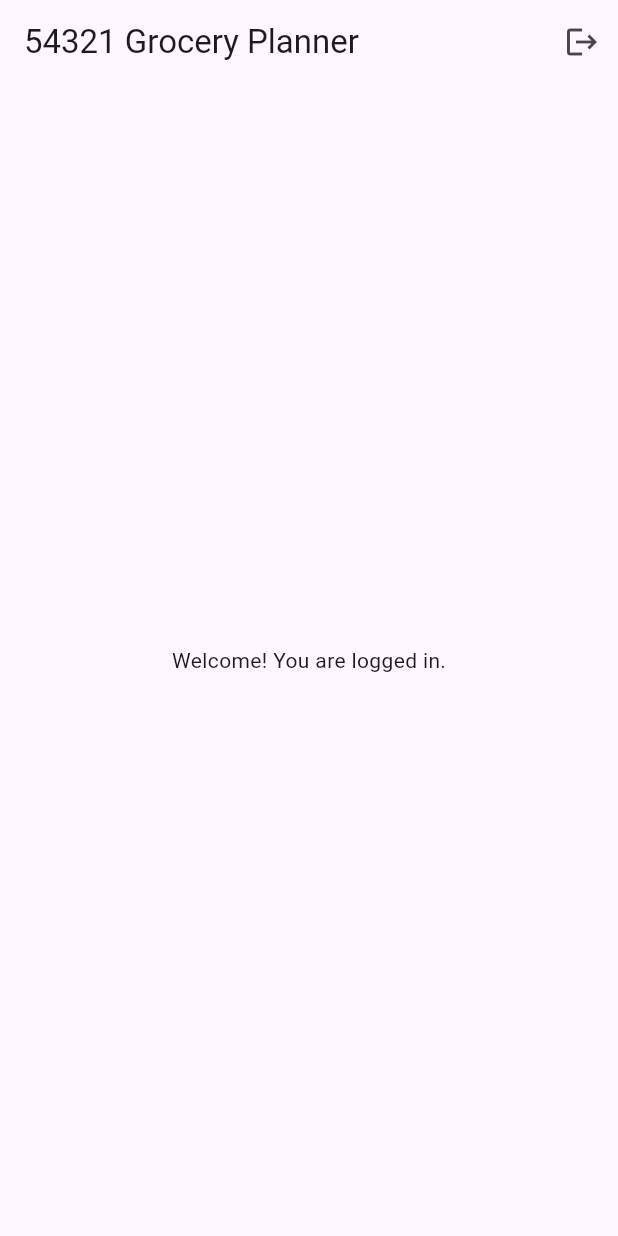
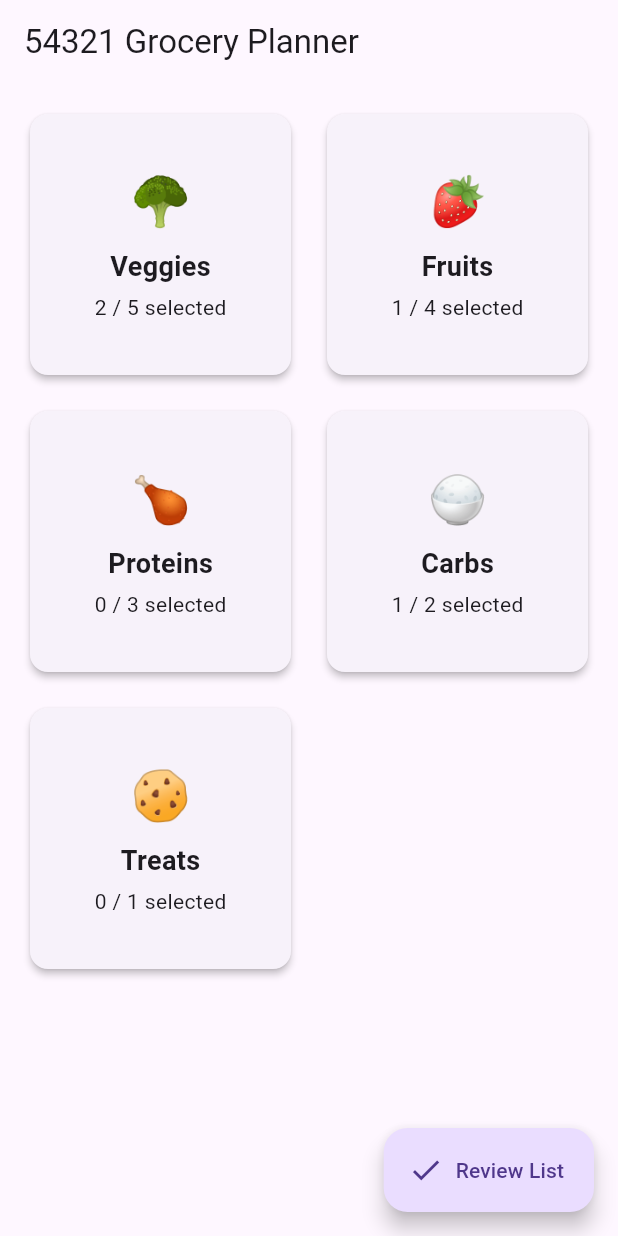
Before and after one commit to alejandronava562/flutter_firebase_bootstrap, a Flutter app: the screen it shows once a user with an empty profile is signed in, on a phone screen of 412 x 824 dp. Run offline on Flutter 3.47's test engine with Material 3 defaults, Android fonts, the phone set to English and light mode, and no system bars; our stand-ins replace firebase_auth, firebase_core; accounts and stored records are empty; statements that could not run were skipped.

Commit message:
category card UI building

```diff
--- a/lib/screens/home_screen.dart
+++ b/lib/screens/home_screen.dart
@@ -3,6 +3,7 @@
 import 'package:firebase_auth/firebase_auth.dart';
 import 'package:firebase_core/firebase_core.dart';
 import 'package:flutter/material.dart';
+import '../widgets/category_card.dart';
 
 class HomeScreen extends StatelessWidget {
   const HomeScreen({super.key});
@@ -24,18 +25,51 @@ class HomeScreen extends StatelessWidget {
 
   @override
   Widget build(BuildContext context) {
+
+    final categories = [
+      {'id': 'veggies', 'emoji': '🥦', 'label': 'Veggies', 'selected': 2, 'max': 5},
+      {'id': 'fruits',  'emoji': '🍓', 'label': 'Fruits',  'selected': 1, 'max': 4},
+      {'id': 'proteins','emoji': '🍗', 'label': 'Proteins','selected': 0, 'max': 3},
+      {'id': 'carbs',   'emoji': '🍚', 'label': 'Carbs',   'selected': 1, 'max': 2},
+      {'id': 'treats',  'emoji': '🍪', 'label': 'Treats',  'selected': 0, 'max': 1},
+    ];
+
     return Scaffold(
-      appBar: AppBar(
-        title: const Text('54321 Grocery Planner'),
-        actions: [
-          IconButton(
-            onPressed: () => _signout(context),
-            tooltip: 'Sign Out',
-            icon: const Icon(Icons.logout),
-          ),
-        ],
+      appBar: AppBar(title: const Text('54321 Grocery Planner')),
+      body: Padding(
+        padding: const EdgeInsets.all(16),
+        child: GridView.count(
+          crossAxisCount: 2, // two cards per row
+          mainAxisSpacing: 16,
+          crossAxisSpacing: 16,
+          children: categories.map((cat) {
+            return CategoryCard(
+              emoji: cat['emoji'] as String,
+              label: cat['label'] as String,
+              selectedCount: cat['selected'] as int,
+              maxCount: cat['max'] as int,
+              onTap: () {
+                Navigator.pushNamed(
+                  context,
+                  '/category',
+                  arguments: {
+                    'id': cat['id'],
+                    'label': cat['label'],
+                    'max': cat['max'],
+                  },
+                );
+              },
+            );
+          }).toList(),
+        ),
       ),
-      body: const Center(child: Text('Welcome! You are logged in.')),
+      floatingActionButton: FloatingActionButton.extended(
+        onPressed: () {
+          // TODO: Push to ReviewList screen later
+        },
+        label: const Text("Review List"),
+        icon: const Icon(Icons.check),
+      ),
     );
   }
 }
--- /dev/null
+++ b/lib/widgets/category_card.dart
@@ -0,0 +1,50 @@
+// Grid layout that can be reused for each category
+
+import 'package:flutter/material.dart';
+
+class CategoryCard extends StatelessWidget {
+  final String emoji;
+  final String label;
+  final int selectedCount;
+  final int maxCount;
+  final VoidCallback onTap;
+
+  const CategoryCard({
+    super.key,
+    required this.emoji,
+    required this.label,
+    required this.selectedCount,
+    required this.maxCount,
+    required this.onTap,
+  });
+
+  @override
+  Widget build(BuildContext context) {
+    return GestureDetector(
+      onTap: onTap,
+      child: Card(
+        elevation: 2,
+        shape: RoundedRectangleBorder(borderRadius: BorderRadius.circular(12)),
+        child: Padding(
+          padding: const EdgeInsets.all(16),
+          child: Column(
+            mainAxisAlignment: MainAxisAlignment.center,
+            children: [
+              Text(emoji, style: const TextStyle(fontSize: 32)),
+              const SizedBox(height: 8),
+              Text(
+                label,
+                style: const TextStyle(
+                  fontSize: 18,
+                  fontWeight: FontWeight.bold,
+                ),
+              ),
+              const SizedBox(height: 4),
+              Text('$selectedCount / $maxCount selected'),
+            ],
+          ),
+        ),
+      ),
+    );
+  }
+}
```
